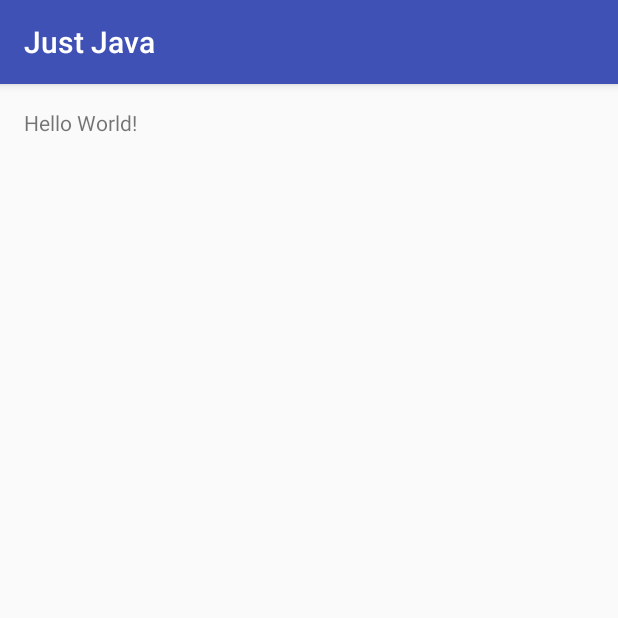
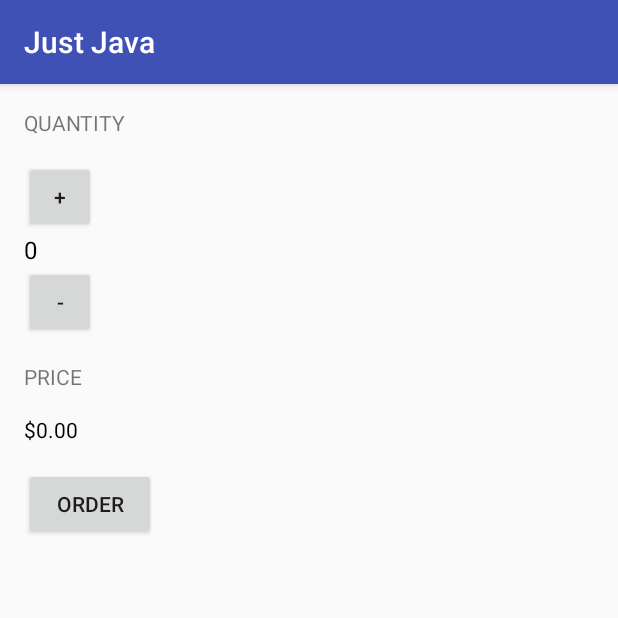
Before and after one commit to JustinB98/Android-Basics-User-Interface-CSE248, an Android app: the screen it shows after launch (MainActivity), on a phone screen of 412 x 824 dp, the top half of it. Run offline under Robolectric (Android 15) with nearby library versions, the phone set to English and light mode, and no system bars.

Commit message:
Finished Lesson 2

```diff
--- a/JustJava/app/src/main/AndroidManifest.xml
+++ b/JustJava/app/src/main/AndroidManifest.xml
@@ -1,14 +1,14 @@
 <?xml version="1.0" encoding="utf-8"?>
 <manifest xmlns:android="http://schemas.android.com/apk/res/android"
-    package="com.example.android.justjava" >
+    package="com.example.android.justjava">
 
     <application
         android:allowBackup="true"
         android:icon="@mipmap/ic_launcher"
         android:label="@string/app_name"
         android:supportsRtl="true"
-        android:theme="@style/AppTheme" >
-        <activity android:name=".MainActivity" >
+        android:theme="@style/AppTheme">
+        <activity android:name=".MainActivity">
             <intent-filter>
                 <action android:name="android.intent.action.MAIN" />
 
--- a/JustJava/app/src/main/java/com/example/android/justjava/MainActivity.java
+++ b/JustJava/app/src/main/java/com/example/android/justjava/MainActivity.java
@@ -1,13 +1,51 @@
 package com.example.android.justjava;
 
+import android.os.Bundle;
 import android.support.v7.app.AppCompatActivity;
-import android.os.Bundle;
+import android.view.View;
+import android.widget.TextView;
+
+import java.text.NumberFormat;
 
 public class MainActivity extends AppCompatActivity {
+
+    private int quantity;
 
     @Override
     protected void onCreate(Bundle savedInstanceState) {
         super.onCreate(savedInstanceState);
         setContentView(R.layout.activity_main);
     }
+
+    /**
+     * This method is called when the order button is clicked.
+     */
+    public void submitOrder(View view) {
+        displayPrice(quantity * 5);
+    }
+
+    /**
+     * This method displays the given quantity value on the screen.
+     */
+    private void display(int number) {
+        TextView quantityTextView = (TextView) findViewById(R.id.quantity_text_view);
+        quantityTextView.setText("" + number);
+    }
+
+    /**
+     * This method displays the given price on the screen.
+     */
+    private void displayPrice(int number) {
+        TextView priceTextView = (TextView) findViewById(R.id.price_text_view);
+        priceTextView.setText(NumberFormat.getCurrencyInstance().format(number));
+    }
+
+    public void increment(View view) {
+        display(++quantity);
+    }
+
+    public void decrement(View view) {
+        display(--quantity);
+    }
+
 }
--- a/JustJava/app/src/main/res/layout/activity_main.xml
+++ b/JustJava/app/src/main/res/layout/activity_main.xml
@@ -1,18 +1,65 @@
 <?xml version="1.0" encoding="utf-8"?>
-<RelativeLayout
-    xmlns:android="http://schemas.android.com/apk/res/android"
+<LinearLayout xmlns:android="http://schemas.android.com/apk/res/android"
     xmlns:tools="http://schemas.android.com/tools"
     android:id="@+id/activity_main"
     android:layout_width="match_parent"
     android:layout_height="match_parent"
+    android:orientation="vertical"
+    android:paddingBottom="@dimen/activity_vertical_margin"
     android:paddingLeft="@dimen/activity_horizontal_margin"
     android:paddingRight="@dimen/activity_horizontal_margin"
     android:paddingTop="@dimen/activity_vertical_margin"
-    android:paddingBottom="@dimen/activity_vertical_margin"
     tools:context="com.example.android.justjava.MainActivity">
 
     <TextView
         android:layout_width="wrap_content"
         android:layout_height="wrap_content"
-        android:text="Hello World!" />
-</RelativeLayout>
+        android:layout_marginBottom="16dp"
+        android:text="Quantity"
+        android:textAllCaps="true" />
+
+    <Button
+        android:layout_width="48dp"
+        android:layout_height="48dp"
+        android:onClick="increment"
+        android:text="+" />
+
+
+    <TextView
+        android:id="@+id/quantity_text_view"
+        android:layout_width="wrap_content"
+        android:layout_height="wrap_content"
+        android:text="0"
+        android:textColor="@android:color/black"
+        android:textSize="16sp" />
+
+    <Button
+        android:layout_width="48dp"
+        android:layout_height="48dp"
+        android:onClick="decrement"
+        android:text="-" />
+
+
+    <TextView
+        android:layout_width="wrap_content"
+        android:layout_height="wrap_content"
+        android:layout_marginTop="16dp"
+        android:text="Price"
+        android:textAllCaps="true" />
+
+    <TextView
+        android:id="@+id/price_text_view"
+        android:layout_width="wrap_content"
+        android:layout_height="wrap_content"
+        android:layout_marginTop="16dp"
+        android:text="$0.00"
+        android:textColor="@android:color/black" />
+
+    <Button
+        android:layout_width="wrap_content"
+        android:layout_height="wrap_content"
+        android:layout_marginTop="16dp"
+        android:onClick="submitOrder"
+        android:text="Order" />
+
+</LinearLayout>
```
